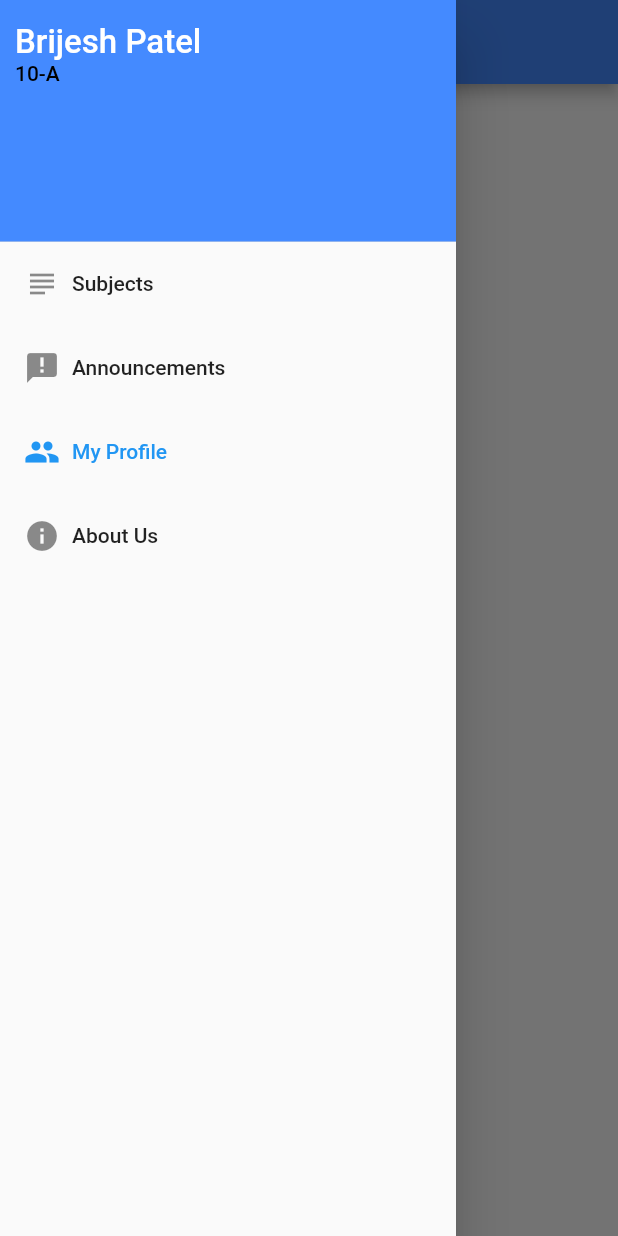
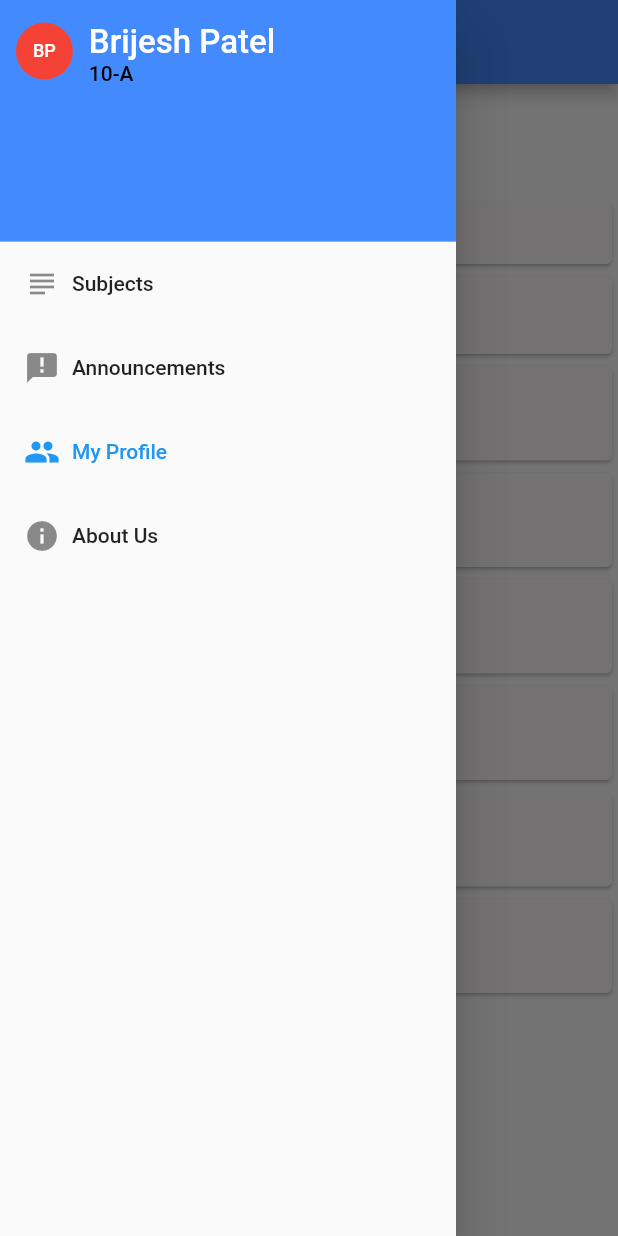
Before and after one commit to bpatel28/TejasviGuruCoolApp, a Flutter app: the MyProfile screen opened by its route, with the side drawer open, on a phone screen of 412 x 824 dp. Run offline on Flutter 3.47's test engine with Material 2 defaults, Android fonts, the phone set to English and light mode, and no system bars; accounts and stored records are empty.

Commit message:
showing user initial in app drawer and profile page

```diff
--- a/tejasvi_gurucool/lib/screens/modules_screen.dart
+++ b/tejasvi_gurucool/lib/screens/modules_screen.dart
@@ -33,7 +33,7 @@ class ModulesScreen extends StatelessWidget {
                             fontSize: 18, fontWeight: FontWeight.bold)),
                     CircularBox(
                       module.items.length.toString(),
-                      padding: 10.0,
+                      padding: EdgeInsets.all(10.0),
                       color: const Color(0xFFffa500),
                     ),
                   ],
--- a/tejasvi_gurucool/lib/screens/my_profile_screen.dart
+++ b/tejasvi_gurucool/lib/screens/my_profile_screen.dart
@@ -3,15 +3,19 @@ import 'package:flutter/material.dart';
 import 'package:tejasvi_gurucool/helpers/route_helper.dart';
 import 'package:tejasvi_gurucool/models/user_model.dart';
 import 'package:tejasvi_gurucool/widgets/app_drawer.dart';
+import 'package:tejasvi_gurucool/widgets/circular_box.dart';
 
 class MyProfile extends StatelessWidget {
   final User _user;
+  final Color _cardBackgroundColor = const Color(0xFFfbf7f9);
 
   MyProfile(this._user);
 
   Widget createUserInfoText(String label, String text) {
-    return Container(
-      padding: EdgeInsets.only(top: 10.0, left: 10.0),
+    return Card(
+      color: _cardBackgroundColor,
+      child: Container(
+        padding: EdgeInsets.all(10),
         child: Column(
           mainAxisAlignment: MainAxisAlignment.start,
           crossAxisAlignment: CrossAxisAlignment.start,
@@ -39,6 +43,7 @@ class MyProfile extends StatelessWidget {
                   )
                 : Container()
           ],
+        ),
       ),
     );
   }
@@ -70,13 +75,16 @@ class MyProfile extends StatelessWidget {
       ));
     }
 
-    return Container(
+    return Card(
+      color: _cardBackgroundColor,
+      child: Container(
           padding: EdgeInsets.only(top: 10.0, left: 10.0),
           child: Column(
             mainAxisAlignment: MainAxisAlignment.start,
             crossAxisAlignment: CrossAxisAlignment.start,
             children: userBatchWidgets,
-        ));
+          )),
+    );
   }
 
   String formatDate(DateTime date) {
@@ -102,9 +110,12 @@ class MyProfile extends StatelessWidget {
             SizedBox(
               height: 15,
             ),
-            Icon(
-              Icons.people,
-              size: 200,
+            CircularBox(
+              _user.getInitials(),
+              color: Colors.red,
+              textColor: Colors.white,
+              padding: EdgeInsets.all(15),
+              fontSize: 25.0,
             ),
             createUserInfoText(_user.getFullName(), ""),
             getUserBatchesWidget(),
--- a/tejasvi_gurucool/lib/screens/subjects_screen.dart
+++ b/tejasvi_gurucool/lib/screens/subjects_screen.dart
@@ -44,7 +44,7 @@ class SubjectsScreen extends StatelessWidget {
                             fontSize: 18, fontWeight: FontWeight.bold)),
                     CircularBox(
                       subject.modules.length.toString(),
-                      padding: 10.0,
+                      padding: EdgeInsets.all(10.0),
                       color: const Color(0xFFffa500),
                     ),
                   ],
--- a/tejasvi_gurucool/lib/widgets/app_drawer.dart
+++ b/tejasvi_gurucool/lib/widgets/app_drawer.dart
@@ -1,6 +1,7 @@
 import 'package:flutter/material.dart';
 import 'package:tejasvi_gurucool/helpers/route_helper.dart';
 import 'package:tejasvi_gurucool/models/user_model.dart';
+import 'package:tejasvi_gurucool/widgets/circular_box.dart';
 
 class AppDrawer extends StatelessWidget {
   final User _user;
@@ -29,9 +30,24 @@ class AppDrawer extends StatelessWidget {
         margin: EdgeInsets.zero,
         padding: EdgeInsets.only(top: 15.0, left: 10.0),
         decoration: BoxDecoration(color: Theme.of(context).primaryColor),
-        child: Column(
+        child: Row(
           crossAxisAlignment: CrossAxisAlignment.start,
-          children: headerWidgets,
+          mainAxisAlignment: MainAxisAlignment.start,
+          children: <Widget>[
+            CircularBox(
+              _user.getInitials(),
+              padding: EdgeInsets.all(12.0),
+              color: Colors.red,
+              textColor: Colors.white,
+            ),
+            Padding(
+              padding: EdgeInsets.only(left: 10.0),
+              child: Column(
+                crossAxisAlignment: CrossAxisAlignment.start,
+                children: headerWidgets,
+              ),
+            )
+          ],
         ));
   }
 
--- a/tejasvi_gurucool/lib/widgets/circular_box.dart
+++ b/tejasvi_gurucool/lib/widgets/circular_box.dart
@@ -1,21 +1,30 @@
 import 'package:flutter/cupertino.dart';
 
 class CircularBox extends StatelessWidget {
-  final double _padding;
+  final EdgeInsets _padding;
   final Color _color;
   final String _text;
+  final Color _textColor;
+  final double _fontSize;
 
-  CircularBox(this._text, {double padding = 0, Color color = const Color(0xFF42A5F5)}) : _padding = padding, _color = color;
+  CircularBox(this._text,
+      {EdgeInsets padding = EdgeInsets.zero,
+      Color color = const Color(0xFF42A5F5),
+      Color textColor = const Color(0XFF000000),
+      double fontSize = 12.0})
+      : _padding = padding,
+        _color = color,
+        _textColor = textColor,
+        _fontSize = fontSize;
 
   @override
   Widget build(BuildContext context) {
     return Container(
-      padding: EdgeInsets.all(_padding),
-      decoration: BoxDecoration(
-        shape: BoxShape.circle,
-        color: _color
+      padding: _padding,
+      decoration: BoxDecoration(shape: BoxShape.circle, color: _color),
+      child: Container(
+        child: Text(_text, style: TextStyle(color: _textColor, fontSize: _fontSize), textAlign: TextAlign.center,),
       ),
-      child: Text(_text),
     );
   }
 }
```
Lines whose indentation alone changed are shown as unchanged.
